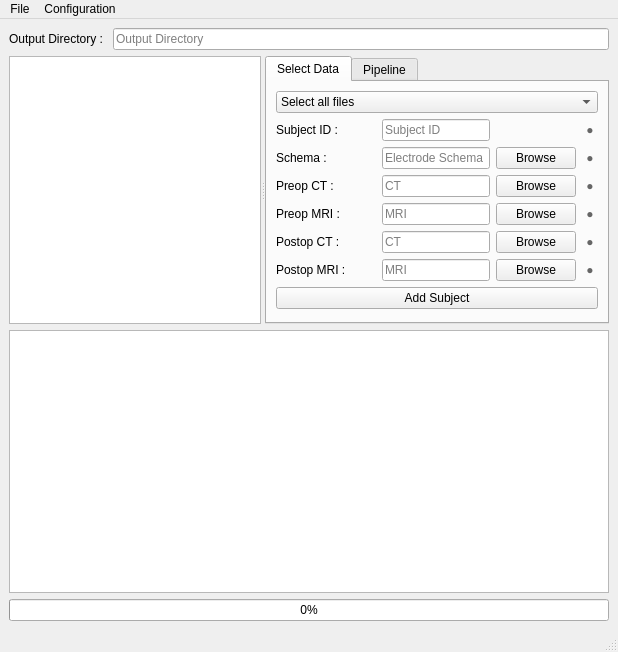
This is ciclone/forms/MainWindow.ui in NeuroTech-Platform/CiCLONE as Qt 5 draws it before an edit. The edited form follows.
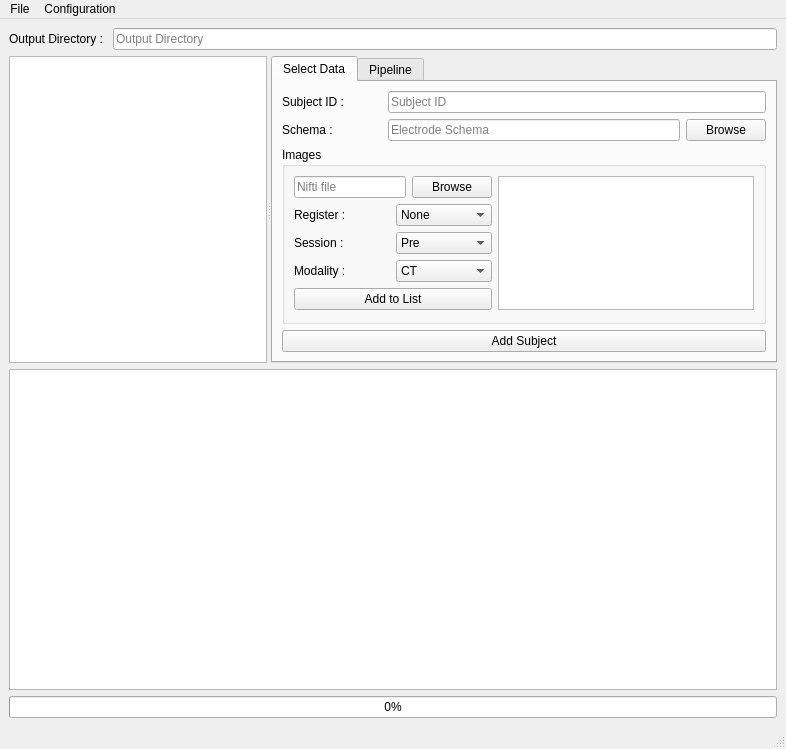
This is the edited form.

```diff
--- a/ciclone/forms/MainWindow.ui
+++ b/ciclone/forms/MainWindow.ui
@@ -6,15 +6,15 @@
    <rect>
     <x>0</x>
     <y>0</y>
-    <width>618</width>
-    <height>652</height>
+    <width>786</width>
+    <height>749</height>
    </rect>
   </property>
   <property name="windowTitle">
    <string>CiCLONE</string>
   </property>
   <widget class="QWidget" name="centralwidget">
-   <layout class="QGridLayout" name="gridLayout_2">
+   <layout class="QGridLayout" name="gridLayout_4">
     <item row="0" column="0">
      <layout class="QHBoxLayout" name="horizontalLayout">
       <item>
@@ -42,6 +42,12 @@
        <enum>Qt::Orientation::Horizontal</enum>
       </property>
       <widget class="QTreeView" name="subjectTreeView">
+       <property name="sizePolicy">
+        <sizepolicy hsizetype="Expanding" vsizetype="Expanding">
+         <horstretch>0</horstretch>
+         <verstretch>0</verstretch>
+        </sizepolicy>
+       </property>
        <property name="selectionMode">
         <enum>QAbstractItemView::SelectionMode::ExtendedSelection</enum>
        </property>
@@ -54,422 +60,193 @@
         <attribute name="title">
          <string>Select Data</string>
         </attribute>
-        <layout class="QGridLayout" name="gridLayout">
-         <item row="2" column="2">
-          <widget class="QPushButton" name="browse_Schema">
-           <property name="text">
-            <string>Browse</string>
-           </property>
-          </widget>
-         </item>
-         <item row="2" column="3">
-          <widget class="QLabel" name="validation_indicator_schema">
-           <property name="minimumSize">
-            <size>
-             <width>16</width>
-             <height>16</height>
-            </size>
-           </property>
-           <property name="maximumSize">
-            <size>
-             <width>16</width>
-             <height>16</height>
-            </size>
-           </property>
-           <property name="visible">
-            <bool>false</bool>
-           </property>
-           <property name="styleSheet">
-            <string>QLabel {
-    border-radius: 8px;
-    background-color: transparent;
-    color: #666666;
-    font-size: 12px;
-}</string>
-           </property>
-           <property name="text">
-            <string>●</string>
-           </property>
-           <property name="alignment">
-            <set>Qt::AlignmentFlag::AlignCenter</set>
-           </property>
-          </widget>
-         </item>
-         <item row="6" column="2">
-          <widget class="QPushButton" name="browse_postMRI">
-           <property name="text">
-            <string>Browse</string>
-           </property>
-          </widget>
-         </item>
-         <item row="6" column="3">
-          <widget class="QLabel" name="validation_indicator_post_mri">
-           <property name="minimumSize">
-            <size>
-             <width>16</width>
-             <height>16</height>
-            </size>
-           </property>
-           <property name="maximumSize">
-            <size>
-             <width>16</width>
-             <height>16</height>
-            </size>
-           </property>
-           <property name="visible">
-            <bool>false</bool>
-           </property>
-           <property name="styleSheet">
-            <string>QLabel {
-    border-radius: 8px;
-    background-color: transparent;
-    color: #666666;
-    font-size: 12px;
-}</string>
-           </property>
-           <property name="text">
-            <string>●</string>
-           </property>
-           <property name="alignment">
-            <set>Qt::AlignmentFlag::AlignCenter</set>
-           </property>
-          </widget>
-         </item>
-         <item row="6" column="0">
-          <widget class="QLabel" name="label_postMRI">
-           <property name="minimumSize">
-            <size>
-             <width>100</width>
-             <height>0</height>
-            </size>
-           </property>
-           <property name="maximumSize">
-            <size>
-             <width>100</width>
-             <height>16777215</height>
-            </size>
-           </property>
-           <property name="text">
-            <string>Postop MRI : </string>
-           </property>
-          </widget>
-         </item>
-         <item row="5" column="2">
-          <widget class="QPushButton" name="browse_postCT">
-           <property name="text">
-            <string>Browse</string>
-           </property>
-          </widget>
-         </item>
-         <item row="5" column="3">
-          <widget class="QLabel" name="validation_indicator_post_ct">
-           <property name="minimumSize">
-            <size>
-             <width>16</width>
-             <height>16</height>
-            </size>
-           </property>
-           <property name="maximumSize">
-            <size>
-             <width>16</width>
-             <height>16</height>
-            </size>
-           </property>
-           <property name="visible">
-            <bool>false</bool>
-           </property>
-           <property name="styleSheet">
-            <string>QLabel {
-    border-radius: 8px;
-    background-color: transparent;
-    color: #666666;
-    font-size: 12px;
-}</string>
-           </property>
-           <property name="text">
-            <string>●</string>
-           </property>
-           <property name="alignment">
-            <set>Qt::AlignmentFlag::AlignCenter</set>
-           </property>
-          </widget>
-         </item>
-         <item row="3" column="0">
-          <widget class="QLabel" name="label_preCT">
-           <property name="minimumSize">
-            <size>
-             <width>100</width>
-             <height>0</height>
-            </size>
-           </property>
-           <property name="maximumSize">
-            <size>
-             <width>100</width>
-             <height>16777215</height>
-            </size>
-           </property>
-           <property name="text">
-            <string>Preop CT : </string>
-           </property>
-          </widget>
-         </item>
-         <item row="4" column="2">
-          <widget class="QPushButton" name="browse_preMRI">
-           <property name="text">
-            <string>Browse</string>
-           </property>
-          </widget>
-         </item>
-         <item row="4" column="3">
-          <widget class="QLabel" name="validation_indicator_pre_mri">
-           <property name="minimumSize">
-            <size>
-             <width>16</width>
-             <height>16</height>
-            </size>
-           </property>
-           <property name="maximumSize">
-            <size>
-             <width>16</width>
-             <height>16</height>
-            </size>
-           </property>
-           <property name="visible">
-            <bool>false</bool>
-           </property>
-           <property name="styleSheet">
-            <string>QLabel {
-    border-radius: 8px;
-    background-color: transparent;
-    color: #666666;
-    font-size: 12px;
-}</string>
-           </property>
-           <property name="text">
-            <string>●</string>
-           </property>
-           <property name="alignment">
-            <set>Qt::AlignmentFlag::AlignCenter</set>
-           </property>
-          </widget>
+        <layout class="QGridLayout" name="gridLayout_2">
+         <item row="0" column="0">
+          <layout class="QHBoxLayout" name="horizontalLayout_6">
+           <item>
+            <widget class="QLabel" name="label_Name">
+             <property name="minimumSize">
+              <size>
+               <width>100</width>
+               <height>0</height>
+              </size>
+             </property>
+             <property name="maximumSize">
+              <size>
+               <width>100</width>
+               <height>16777215</height>
+              </size>
+             </property>
+             <property name="text">
+              <string>Subject ID : </string>
+             </property>
+            </widget>
+           </item>
+           <item>
+            <widget class="QLineEdit" name="lineEdit_Name">
+             <property name="placeholderText">
+              <string>Subject ID</string>
+             </property>
+            </widget>
+           </item>
+          </layout>
          </item>
          <item row="2" column="0">
-          <widget class="QLabel" name="label_Schema">
-           <property name="minimumSize">
-            <size>
-             <width>100</width>
-             <height>0</height>
-            </size>
+          <widget class="QGroupBox" name="groupBox">
+           <property name="title">
+            <string>Images</string>
            </property>
-           <property name="maximumSize">
-            <size>
-             <width>100</width>
-             <height>16777215</height>
-            </size>
-           </property>
-           <property name="text">
-            <string>Schema : </string>
-           </property>
-          </widget>
-         </item>
-         <item row="5" column="1">
-          <widget class="QLineEdit" name="lineEdit_postCT">
-           <property name="placeholderText">
-            <string>CT</string>
-           </property>
-          </widget>
-         </item>
-         <item row="1" column="1">
-          <widget class="QLineEdit" name="lineEdit_Name">
-           <property name="placeholderText">
-            <string>Subject ID</string>
-           </property>
-          </widget>
-         </item>
-         <item row="1" column="3">
-          <widget class="QLabel" name="validation_indicator_name">
-           <property name="minimumSize">
-            <size>
-             <width>16</width>
-             <height>16</height>
-            </size>
-           </property>
-           <property name="maximumSize">
-            <size>
-             <width>16</width>
-             <height>16</height>
-            </size>
-           </property>
-           <property name="visible">
-            <bool>false</bool>
-           </property>
-           <property name="styleSheet">
-            <string>QLabel {
-    border-radius: 8px;
-    background-color: transparent;
-    color: #666666;
-    font-size: 12px;
-}</string>
-           </property>
-           <property name="text">
-            <string>●</string>
-           </property>
-           <property name="alignment">
-            <set>Qt::AlignmentFlag::AlignCenter</set>
-           </property>
-          </widget>
-         </item>
-         <item row="3" column="2">
-          <widget class="QPushButton" name="browse_preCT">
-           <property name="text">
-            <string>Browse</string>
-           </property>
-          </widget>
-         </item>
-         <item row="3" column="3">
-          <widget class="QLabel" name="validation_indicator_pre_ct">
-           <property name="minimumSize">
-            <size>
-             <width>16</width>
-             <height>16</height>
-            </size>
-           </property>
-           <property name="maximumSize">
-            <size>
-             <width>16</width>
-             <height>16</height>
-            </size>
-           </property>
-           <property name="visible">
-            <bool>false</bool>
-           </property>
-           <property name="styleSheet">
-            <string>QLabel {
-    border-radius: 8px;
-    background-color: transparent;
-    color: #666666;
-    font-size: 12px;
-}</string>
-           </property>
-           <property name="text">
-            <string>●</string>
-           </property>
-           <property name="alignment">
-            <set>Qt::AlignmentFlag::AlignCenter</set>
-           </property>
-          </widget>
-         </item>
-         <item row="4" column="1">
-          <widget class="QLineEdit" name="lineEdit_preMRI">
-           <property name="placeholderText">
-            <string>MRI</string>
-           </property>
-          </widget>
-         </item>
-         <item row="2" column="1">
-          <widget class="QLineEdit" name="lineEdit_Schema">
-           <property name="placeholderText">
-            <string>Electrode Schema</string>
-           </property>
-          </widget>
-         </item>
-         <item row="5" column="0">
-          <widget class="QLabel" name="label_postCT">
-           <property name="minimumSize">
-            <size>
-             <width>100</width>
-             <height>0</height>
-            </size>
-           </property>
-           <property name="maximumSize">
-            <size>
-             <width>100</width>
-             <height>16777215</height>
-            </size>
-           </property>
-           <property name="text">
-            <string>Postop CT : </string>
-           </property>
-          </widget>
-         </item>
-         <item row="4" column="0">
-          <widget class="QLabel" name="label_preMRI">
-           <property name="minimumSize">
-            <size>
-             <width>100</width>
-             <height>0</height>
-            </size>
-           </property>
-           <property name="maximumSize">
-            <size>
-             <width>100</width>
-             <height>16777215</height>
-            </size>
-           </property>
-           <property name="text">
-            <string>Preop MRI : </string>
-           </property>
+           <layout class="QGridLayout" name="gridLayout">
+            <item row="0" column="0">
+             <layout class="QHBoxLayout" name="horizontalLayout_4">
+              <item>
+               <widget class="QLineEdit" name="lineEdit_image">
+                <property name="placeholderText">
+                 <string>Nifti file</string>
+                </property>
+               </widget>
+              </item>
+              <item>
+               <widget class="QPushButton" name="browse_image">
+                <property name="text">
+                 <string>Browse</string>
+                </property>
+               </widget>
+              </item>
+             </layout>
+            </item>
+            <item row="0" column="1" rowspan="5">
+             <widget class="QListWidget" name="images_listWidget"/>
+            </item>
+            <item row="1" column="0">
+             <layout class="QHBoxLayout" name="horizontalLayout_3">
+              <item>
+               <widget class="QLabel" name="label_register">
+                <property name="text">
+                 <string>Register : </string>
+                </property>
+               </widget>
+              </item>
+              <item>
+               <widget class="QComboBox" name="register_combobox">
+                <item>
+                 <property name="text">
+                  <string>None</string>
+                 </property>
+                </item>
+               </widget>
+              </item>
+             </layout>
+            </item>
+            <item row="2" column="0">
+             <layout class="QHBoxLayout" name="horizontalLayout_5">
+              <item>
+               <widget class="QLabel" name="label_session">
+                <property name="text">
+                 <string>Session : </string>
+                </property>
+               </widget>
+              </item>
+              <item>
+               <widget class="QComboBox" name="session_comboBox">
+                <item>
+                 <property name="text">
+                  <string>Pre</string>
+                 </property>
+                </item>
+                <item>
+                 <property name="text">
+                  <string>Post</string>
+                 </property>
+                </item>
+               </widget>
+              </item>
+             </layout>
+            </item>
+            <item row="3" column="0">
+             <layout class="QHBoxLayout" name="horizontalLayout_8">
+              <item>
+               <widget class="QLabel" name="label_modality">
+                <property name="text">
+                 <string>Modality : </string>
+                </property>
+               </widget>
+              </item>
+              <item>
+               <widget class="QComboBox" name="modality_comboBox">
+                <item>
+                 <property name="text">
+                  <string>CT</string>
+                 </property>
+                </item>
+                <item>
+                 <property name="text">
+                  <string>MRI</string>
+                 </property>
+                </item>
+                <item>
+                 <property name="text">
+                  <string>PET</string>
+                 </property>
+                </item>
+               </widget>
+              </item>
+             </layout>
+            </item>
+            <item row="4" column="0">
+             <widget class="QPushButton" name="addFile_pushButton">
+              <property name="text">
+               <string>Add to List</string>
+              </property>
+             </widget>
+            </item>
+           </layout>
           </widget>
          </item>
          <item row="1" column="0">
-          <widget class="QLabel" name="label_Name">
-           <property name="minimumSize">
-            <size>
-             <width>100</width>
-             <height>0</height>
-            </size>
-           </property>
-           <property name="maximumSize">
-            <size>
-             <width>100</width>
-             <height>16777215</height>
-            </size>
-           </property>
-           <property name="text">
-            <string>Subject ID : </string>
-           </property>
-          </widget>
+          <layout class="QHBoxLayout" name="horizontalLayout_7">
+           <item>
+            <widget class="QLabel" name="label_Schema">
+             <property name="minimumSize">
+              <size>
+               <width>100</width>
+               <height>0</height>
+              </size>
+             </property>
+             <property name="maximumSize">
+              <size>
+               <width>100</width>
+               <height>16777215</height>
+              </size>
+             </property>
+             <property name="text">
+              <string>Schema : </string>
+             </property>
+            </widget>
+           </item>
+           <item>
+            <widget class="QLineEdit" name="lineEdit_Schema">
+             <property name="placeholderText">
+              <string>Electrode Schema</string>
+             </property>
+            </widget>
+           </item>
+           <item>
+            <widget class="QPushButton" name="browse_Schema">
+             <property name="text">
+              <string>Browse</string>
+             </property>
+            </widget>
+           </item>
+          </layout>
          </item>
-         <item row="6" column="1">
-          <widget class="QLineEdit" name="lineEdit_postMRI">
-           <property name="placeholderText">
-            <string>MRI</string>
-           </property>
-          </widget>
-         </item>
-         <item row="3" column="1">
-          <widget class="QLineEdit" name="lineEdit_preCT">
-           <property name="placeholderText">
-            <string>CT</string>
-           </property>
-          </widget>
-         </item>
-         <item row="7" column="0" colspan="4">
+         <item row="3" column="0">
           <widget class="QPushButton" name="pushButton_addSubject">
            <property name="text">
             <string>Add Subject</string>
            </property>
           </widget>
          </item>
-         <item row="0" column="0" colspan="4">
-          <widget class="QComboBox" name="subjectsType_comboBox">
-           <item>
-            <property name="text">
-             <string>Select all files</string>
-            </property>
-           </item>
-           <item>
-            <property name="text">
-             <string>BIDS Subject</string>
-            </property>
-           </item>
-           <item>
-            <property name="text">
-             <string>Bundled Folder</string>
-            </property>
-           </item>
-          </widget>
-         </item>
         </layout>
        </widget>
        <widget class="QWidget" name="tab_2">
@@ -621,8 +398,8 @@
     <rect>
      <x>0</x>
      <y>0</y>
-     <width>618</width>
-     <height>37</height>
+     <width>786</width>
+     <height>33</height>
     </rect>
    </property>
    <widget class="QMenu" name="menuFile">
```
